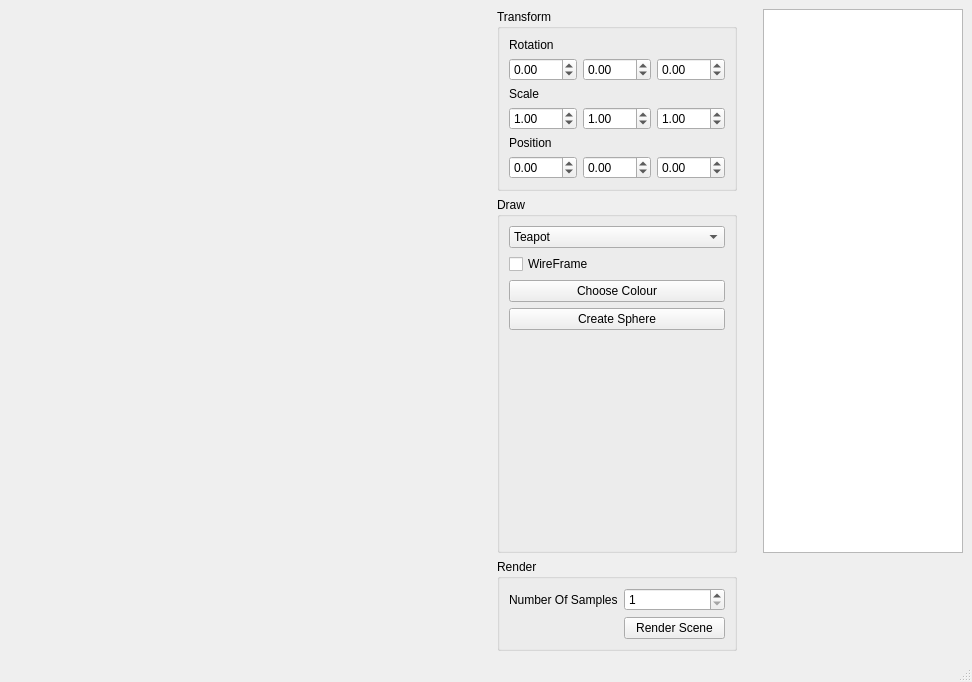
Before: the Qt Designer form raytracer/Raytracer/ui/MainWindow.ui in toashby/cppRaytracer, drawn with Qt 5.
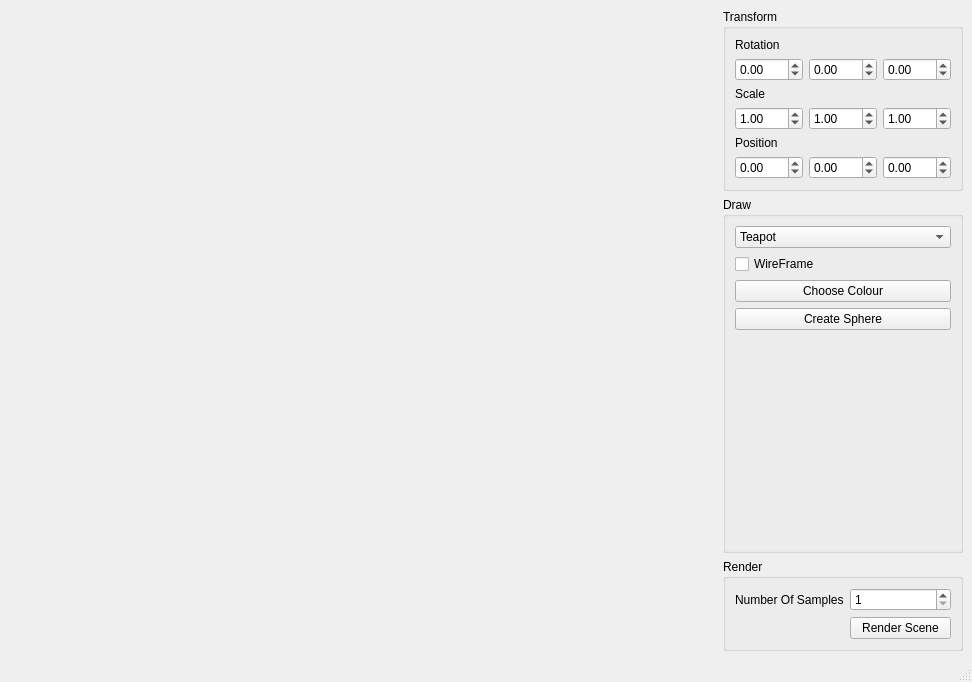
After: the same form once the commit is applied.

The edit to the form file:
```diff
--- a/raytracer/Raytracer/ui/MainWindow.ui
+++ b/raytracer/Raytracer/ui/MainWindow.ui
@@ -237,29 +237,6 @@
       </property>
      </spacer>
     </item>
-    <item row="0" column="2" rowspan="2">
-     <spacer name="verticalSpacer_2">
-      <property name="orientation">
-       <enum>Qt::Vertical</enum>
-      </property>
-      <property name="sizeHint" stdset="0">
-       <size>
-        <width>20</width>
-        <height>40</height>
-       </size>
-      </property>
-     </spacer>
-    </item>
-    <item row="0" column="3" rowspan="2">
-     <widget class="QListView" name="listView">
-      <property name="maximumSize">
-       <size>
-        <width>200</width>
-        <height>16777215</height>
-       </size>
-      </property>
-     </widget>
-    </item>
     <item row="2" column="1">
      <widget class="QGroupBox" name="groupBox">
       <property name="title">
```
